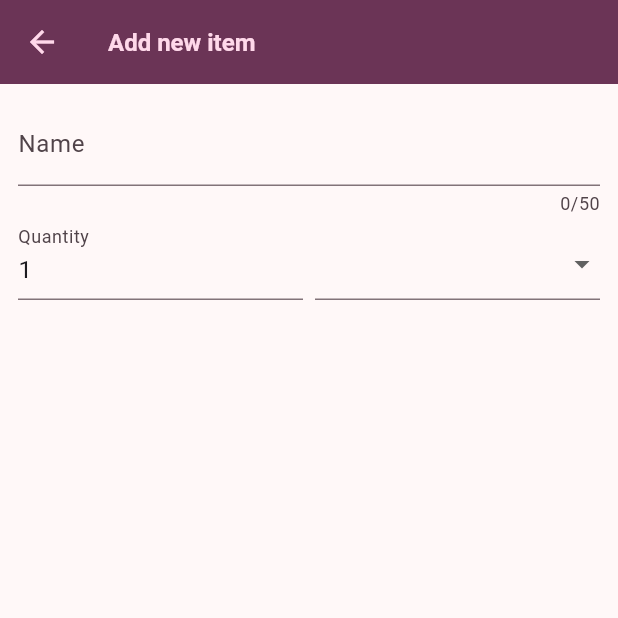
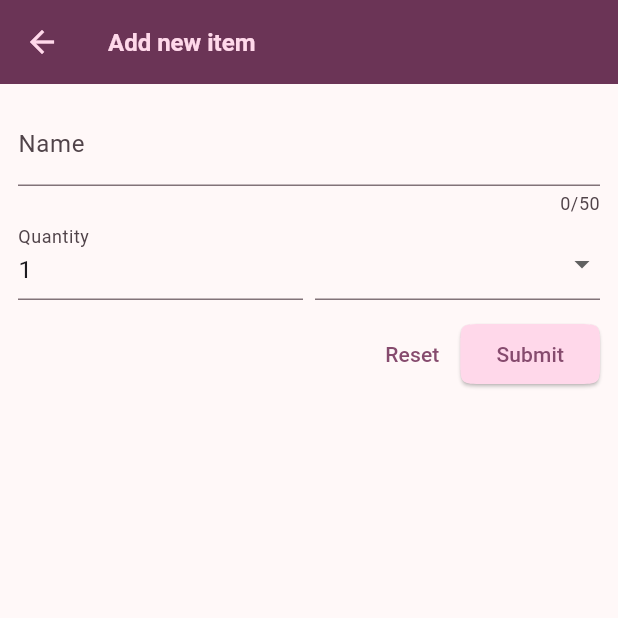
Before and after one commit to auri-gabriel/shopping_list, a Flutter app: the NewItem screen opened directly, on a phone screen of 412 x 824 dp, the top half of it. Run offline on Flutter 3.47's test engine with Material 3 defaults, Android fonts, the phone set to English and light mode, and no system bars.

Commit message:
feat: new item form buttons

```diff
--- a/lib/widgets/new_item.dart
+++ b/lib/widgets/new_item.dart
@@ -60,6 +60,14 @@ class _NewItemState extends State<NewItem> {
                   ),
                 ],
               ),
+              const SizedBox(height: 12),
+              Row(
+                mainAxisAlignment: MainAxisAlignment.end,
+                children: [
+                  TextButton(onPressed: () {}, child: const Text('Reset')),
+                  ElevatedButton(onPressed: () {}, child: const Text('Submit')),
+                ],
+              ),
             ],
           ),
         ),
```
